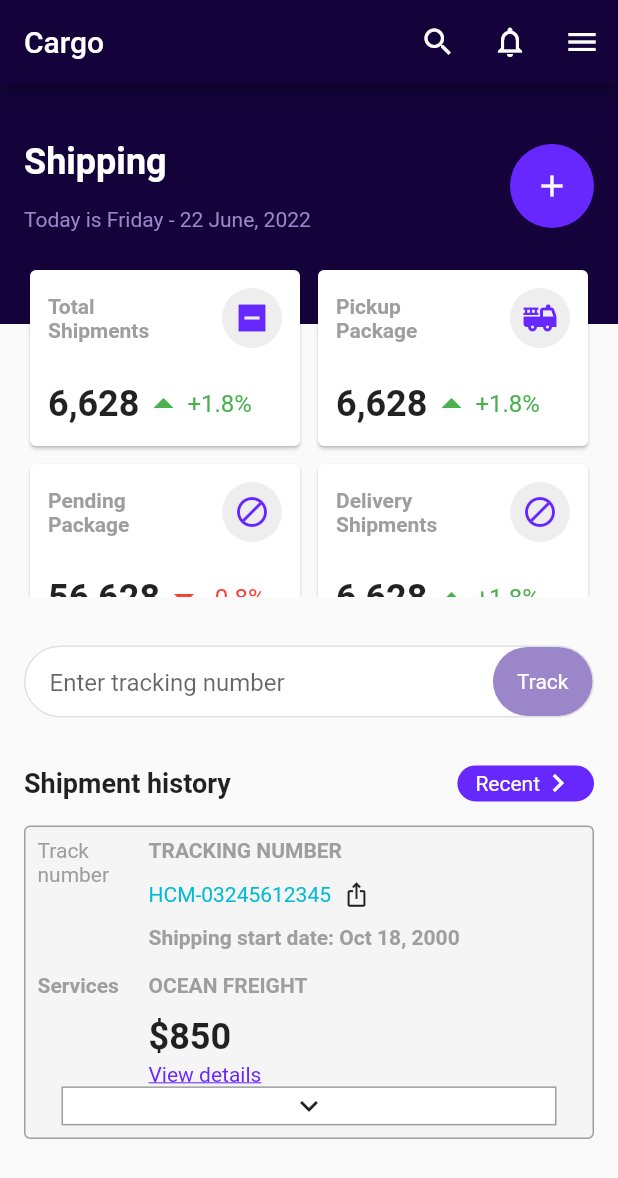
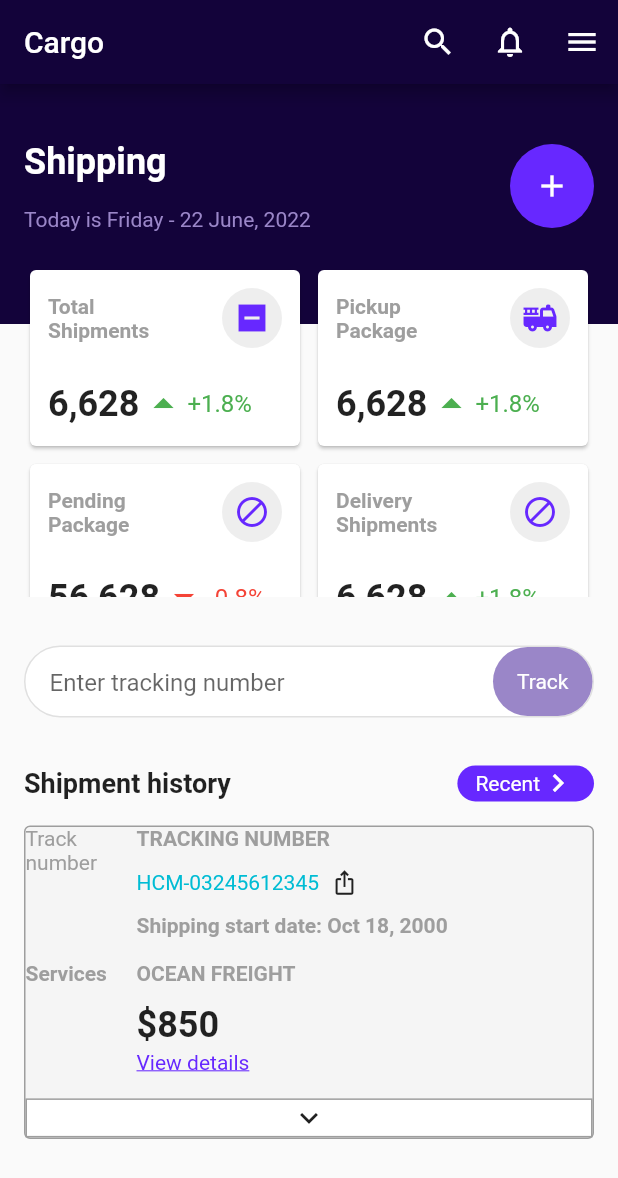
Before and after one commit to JAICHANGPARK/flutter_notebook_chapter_24, a Flutter app: the CargoShippingMainPage screen opened directly, on a phone screen of 412 x 824 dp. Shown: the top 1178 px of the screen. Run offline on Flutter 3.47's test engine with Material 2 defaults, Android fonts, the phone set to English and light mode, and no system bars.

Commit message:
Update cargo_shipping_main_page.dart

```diff
--- a/lib/ep1351_cargo_shipping_app/view/cargo_shipping_main_page.dart
+++ b/lib/ep1351_cargo_shipping_app/view/cargo_shipping_main_page.dart
@@ -397,7 +397,6 @@ class _CargoShippingMainPageState extends State<CargoShippingMainPage> {
                 border: Border.all(color: Colors.grey),
                 borderRadius: BorderRadius.circular(4),
               ),
-              padding: const EdgeInsets.fromLTRB(8, 8, 8, 8),
               child: Column(
                 crossAxisAlignment: CrossAxisAlignment.start,
                 children: [
@@ -510,7 +509,7 @@ class _CargoShippingMainPageState extends State<CargoShippingMainPage> {
                     ],
                   ),
                   Container(
-                    margin: EdgeInsets.symmetric(horizontal: 16),
+                    margin: EdgeInsets.only(top: 16),
                     decoration: BoxDecoration(
                       color: Colors.white,
                       border: Border.all(
@@ -526,7 +525,6 @@ class _CargoShippingMainPageState extends State<CargoShippingMainPage> {
                 ],
               ),
             ),
-
           ],
         ),
       ),
```
